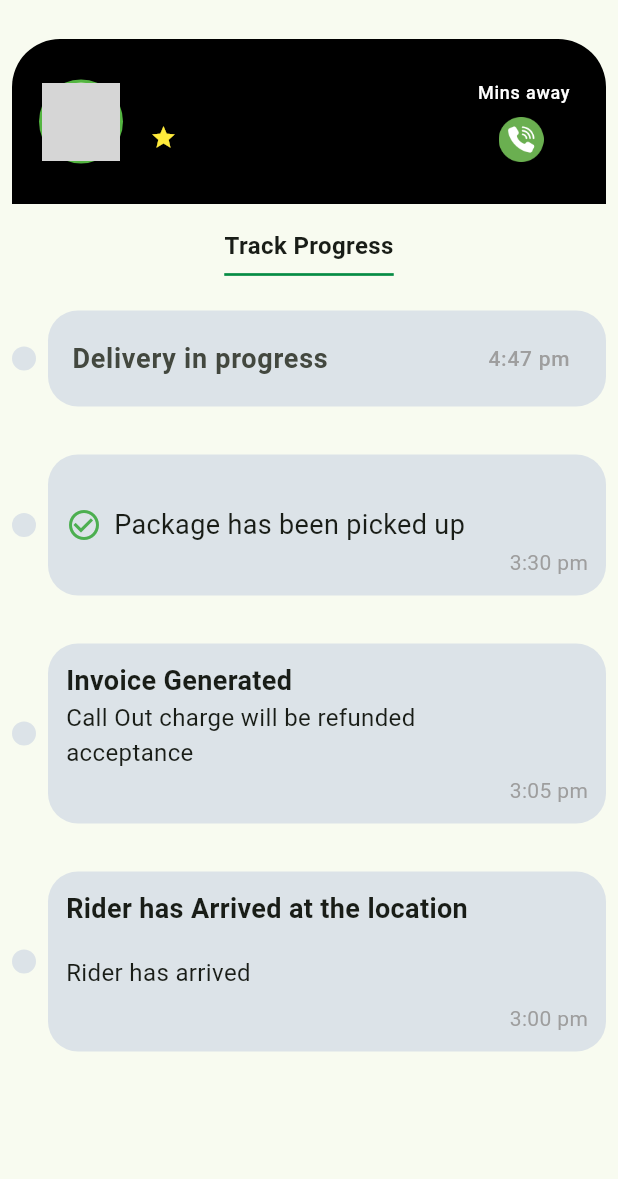
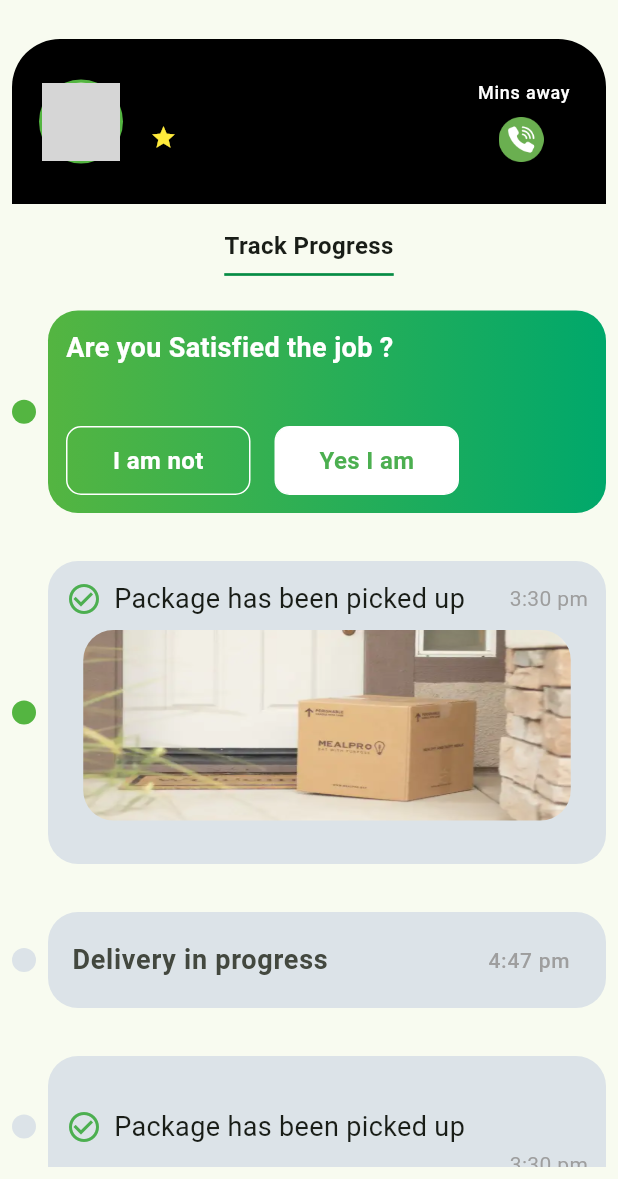
Before and after one commit to MOHAMD-ASHRAF/skid, a Flutter app: the TrackProgressPage screen opened directly with empty values, on a phone screen of 412 x 824 dp, the part 57-1236 px from its top. Run offline on Flutter 3.47's test engine with Material 2 defaults, Android fonts, the light colour scheme and no system bars; our stand-ins replace bloc, cloud_firestore, dropdown_button2, equatable, firebase_auth, firebase_core and 4 more; accounts and stored records are empty; grey boxes are pictures that could not be loaded.

Commit message:
update TrackProgressPage

```diff
--- a/lib/features/skid/presentation/pages/track_progress_page.dart
+++ b/lib/features/skid/presentation/pages/track_progress_page.dart
@@ -34,6 +34,7 @@ class TrackProgressPage extends StatelessWidget {
                 fontSize: 16,
                 fontWeight: FontWeight.bold,
               ),
+
               const SizedBox(
                   width: 113,
                   child: Divider(
@@ -42,6 +43,138 @@ class TrackProgressPage extends StatelessWidget {
                   )),
               const SizedBox(
                 height: 16,
+              ),
+
+
+              Row(
+                children: [
+                  const CircleAvatar(radius: 8,backgroundColor: MyColor.green,),
+                  const SizedBox(width: 8,),
+                  Expanded(
+                    child: Container(
+                        padding: const EdgeInsets.all(12),
+                        height: 135,
+                        width: double.infinity,
+                        decoration: BoxDecoration(
+                            borderRadius: BorderRadius.circular(20),
+                          gradient: const LinearGradient(
+                              colors: [
+                                Color(0xff54B541),
+                                Color(0xFF00A86B),
+                              ],
+                              begin: FractionalOffset(0.0, 0.0),
+                              end: FractionalOffset(1.0, 0.0),
+                              stops: [0.0, 1.0],
+                              tileMode: TileMode.clamp),
+                        ),
+                      child:  Column(
+                        crossAxisAlignment: CrossAxisAlignment.start,
+                        children: [
+                          TextWidget(
+                            text: 'Are you Satisfied the job ?',
+                            fontSize: 18,
+                            color: Colors.white,
+                            fontWeight: FontWeight.bold,
+                          ),
+                          Spacer(),
+                          Row(
+                            children: [
+                              GestureDetector(
+                                onTap: (){},
+                                child: Container(
+                                  decoration: BoxDecoration(
+                                    border: Border.all(width: 1, color: Colors.white),
+                                    borderRadius: BorderRadius.circular(10),
+                                  ),
+                                  width: 123,
+                                  height: 46,
+                                  child: const Center(
+                                      child: TextWidget(
+                                        text: 'I am not',
+                                        fontSize: 16,
+                                        fontWeight: FontWeight.bold,
+                                        color: Colors.white,
+                                      )),
+                                ),
+                              ),
+                              SizedBox(width: 16,),
+                              GestureDetector(
+                                onTap: (){},
+                                child: Container(
+                                  decoration: BoxDecoration(
+                                    color: Colors.white,
+                                    border: Border.all(width: 1, color: Colors.white),
+                                    borderRadius: BorderRadius.circular(10),
+                                  ),
+                                  width: 123,
+                                  height: 46,
+                                  child: const Center(
+                                      child: TextWidget(
+                                        text: 'Yes I am',
+                                        fontSize: 16,
+                                        fontWeight: FontWeight.bold,
+                                        color: Colors.green,
+                                      )),
+                                ),
+                              ),
+                            ],
+                          ),
+                        ],
+                      ),
+                    ),
+                  ),
+                ],
+              ),
+
+
+                const SizedBox(height: 32,),
+
+
+
+              Row(
+                children: [
+                  const CircleAvatar(radius: 8,backgroundColor: MyColor.green,),
+                  const SizedBox(width: 8,),
+                  Expanded(
+                    child: Container(
+                        padding: const EdgeInsets.all(12),
+                        height: 202,
+                        width: double.infinity,
+                        decoration: BoxDecoration(
+                            borderRadius: BorderRadius.circular(20),
+                            color: MyColor.offWhite),
+                        child:  Column(
+                          children: [
+                            const Row(
+                              children: [
+                                Icon(Icons.check_circle_outline,color: Colors.green,),
+                                SizedBox(width: 8,),
+                                TextWidget(text: 'Package has been picked up', fontSize: 18),
+                                Spacer(),
+                                Align(
+                                    alignment: Alignment.bottomRight,
+                                    child: TextWidget(text: '3:30 pm', fontSize: 14,color: Colors.grey,)),
+                              ],
+                            ),
+                            const SizedBox(height: 8,),
+                            ClipRRect(
+                              borderRadius: BorderRadius.circular(20),
+                              child: Image.asset('assets/images/package_in_door.webp',
+                                fit: BoxFit.fill,
+                                width: 325,
+                                height: 127,
+                              ),
+                            )
+                          ],
+                        )
+                    ),
+                  ),
+                ],
+              ),
+
+
+              const SizedBox(
+                height: 32,
               ),
               Row(
                 children: [
--- a/lib/main.dart
+++ b/lib/main.dart
@@ -9,6 +9,8 @@ import 'package:skid/features/auth/presentation/cubit/phone_auth_cubit.dart';
 
 
 import 'package:skid/features/skid/cubit/skid_cubit.dart';
+import 'package:skid/features/skid/presentation/pages/chose_driver_Page.dart';
+
 
 late String initialRoute;
 
@@ -54,8 +56,8 @@ class MyApp extends StatelessWidget {
           useMaterial3: true,
         ),
         onGenerateRoute: appRouter.generateRoute,
-        initialRoute: initialRoute,
-      // home: const ChoseDriverPage(),
+        //initialRoute: initialRoute,
+       home: const ChoseDriverPage(),
       ),
     );
   }
```
Also changed, not shown: assets/images/package_in_door.webp (added), lib/generated/assets.dart.
